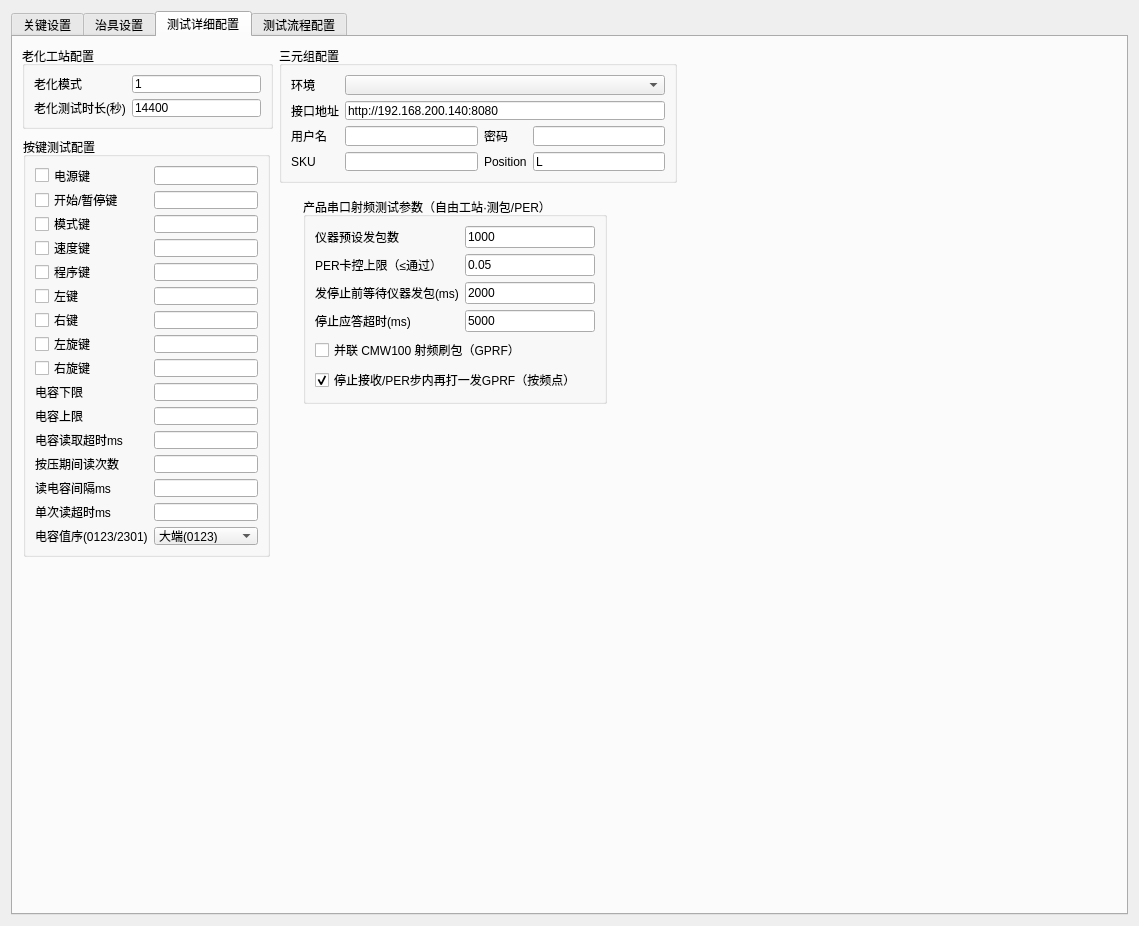
The window that platform/settings/qsetting.ui (yuhuang163/test) describes before a commit, drawn with Qt 5.
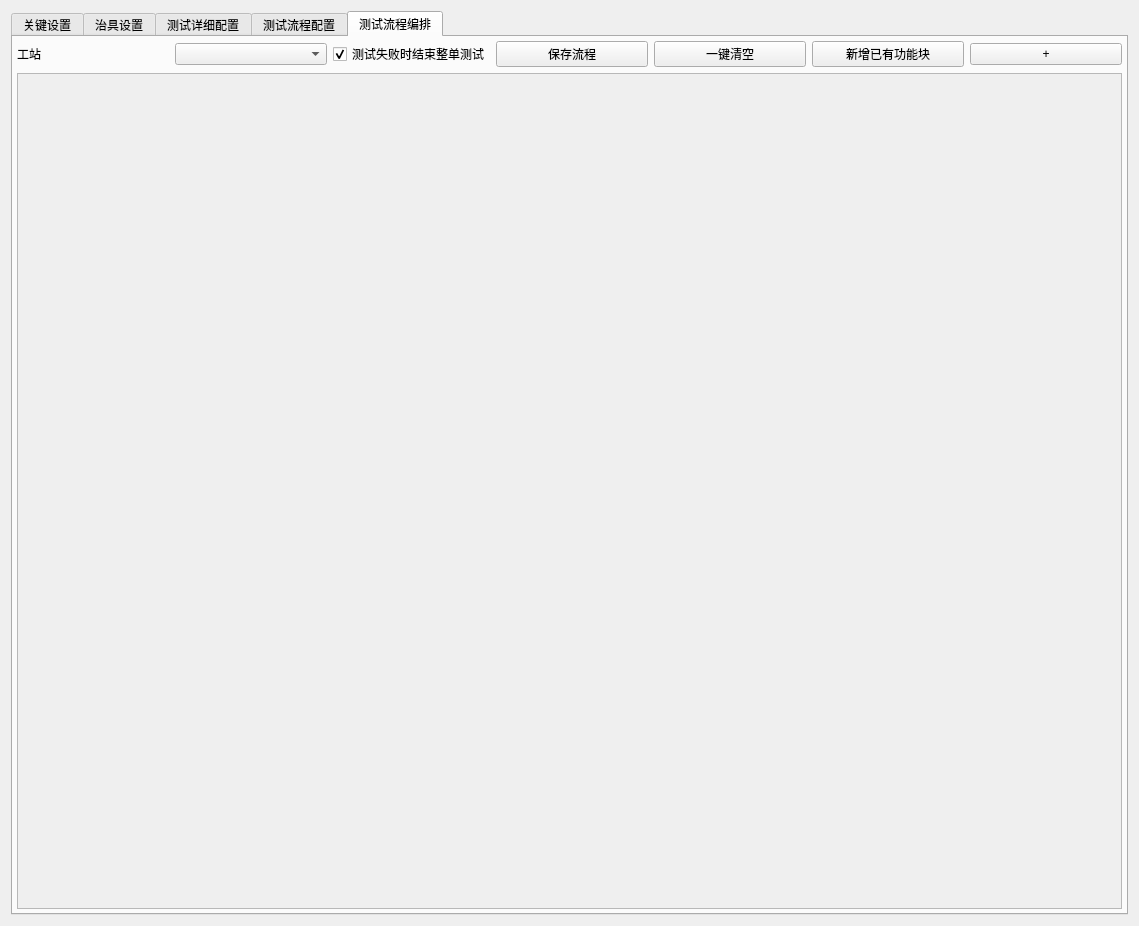
The same window after the commit.

Diff of the .ui file:
```diff
--- a/platform/settings/qsetting.ui
+++ b/platform/settings/qsetting.ui
@@ -23,7 +23,7 @@
    <item row="0" column="0">
     <widget class="QTabWidget" name="tabWidget">
      <property name="currentIndex">
-      <number>2</number>
+      <number>4</number>
      </property>
      <widget class="QWidget" name="tab_key_setting">
       <attribute name="title">
@@ -3574,6 +3574,101 @@
        </item>
       </layout>
      </widget>
+     <widget class="QWidget" name="tab_test_flow">
+      <attribute name="title">
+       <string>测试流程编排</string>
+      </attribute>
+      <layout class="QVBoxLayout" name="verticalLayout_testFlow">
+       <property name="leftMargin">
+        <number>4</number>
+       </property>
+       <property name="topMargin">
+        <number>4</number>
+       </property>
+       <property name="rightMargin">
+        <number>4</number>
+       </property>
+       <property name="bottomMargin">
+        <number>4</number>
+       </property>
+       <item>
+        <layout class="QHBoxLayout" name="horizontalLayout_testFlowToolbar">
+         <item>
+          <widget class="QLabel" name="label_testFlowStation">
+           <property name="text">
+            <string>工站</string>
+           </property>
+          </widget>
+         </item>
+         <item>
+          <widget class="QComboBox" name="comboBox_testFlowStation"/>
+         </item>
+         <item>
+          <widget class="QCheckBox" name="checkBox_testFlowStopOnTestFail">
+           <property name="text">
+            <string>测试失败时结束整单测试</string>
+           </property>
+           <property name="toolTip">
+            <string>本工站任一步测试失败（含卡控、超时、钩子等）即不再执行后续步骤</string>
+           </property>
+           <property name="checked">
+            <bool>true</bool>
+           </property>
+          </widget>
+         </item>
+         <item>
+          <widget class="QPushButton" name="pushButton_testFlowSave">
+           <property name="text">
+            <string>保存流程</string>
+           </property>
+          </widget>
+         </item>
+         <item>
+          <widget class="QPushButton" name="pushButton_testFlowClear">
+           <property name="text">
+            <string>一键清空</string>
+           </property>
+          </widget>
+         </item>
+         <item>
+          <widget class="QPushButton" name="pushButton_testFlowImport">
+           <property name="text">
+            <string>新增已有功能块</string>
+           </property>
+          </widget>
+         </item>
+         <item>
+          <widget class="QPushButton" name="pushButton_testFlowAdd">
+           <property name="text">
+            <string>+</string>
+           </property>
+          </widget>
+         </item>
+        </layout>
+       </item>
+       <item>
+        <widget class="QScrollArea" name="scrollArea_testFlow">
+         <property name="horizontalScrollBarPolicy">
+          <enum>Qt::ScrollBarAlwaysOff</enum>
+         </property>
+         <property name="widgetResizable">
+          <bool>true</bool>
+         </property>
+         <widget class="QWidget" name="scrollAreaWidgetContents_testFlow">
+          <property name="geometry">
+           <rect>
+            <x>0</x>
+            <y>0</y>
+            <width>1105</width>
+            <height>775</height>
+           </rect>
+          </property>
+          <layout class="QVBoxLayout" name="verticalLayout_testFlowBlocks"/>
+         </widget>
+        </widget>
+       </item>
+      </layout>
+     </widget>
     </widget>
    </item>
   </layout>
```
Left out of the diff: 2 changed lines with no effect on the pictures.
